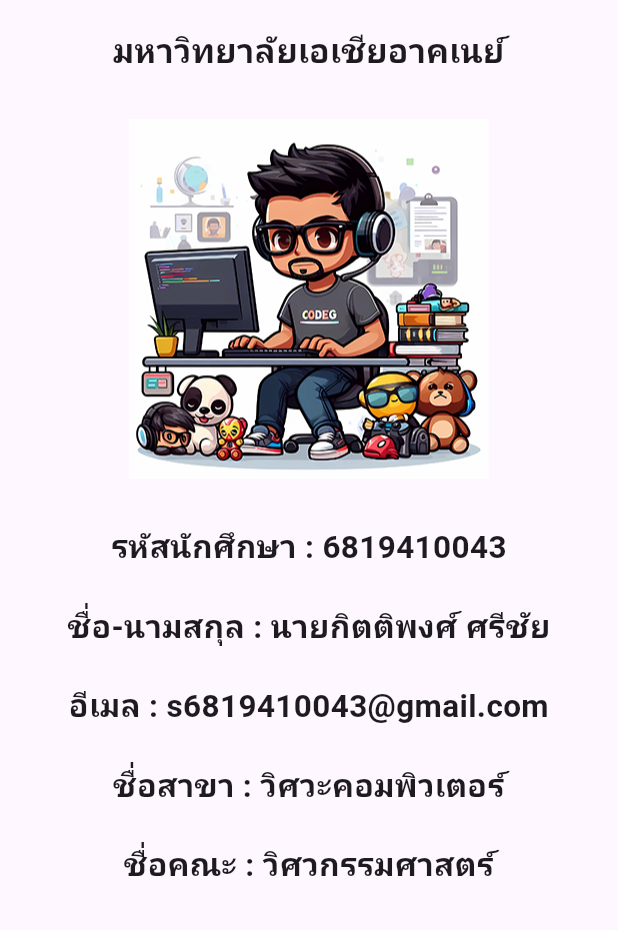
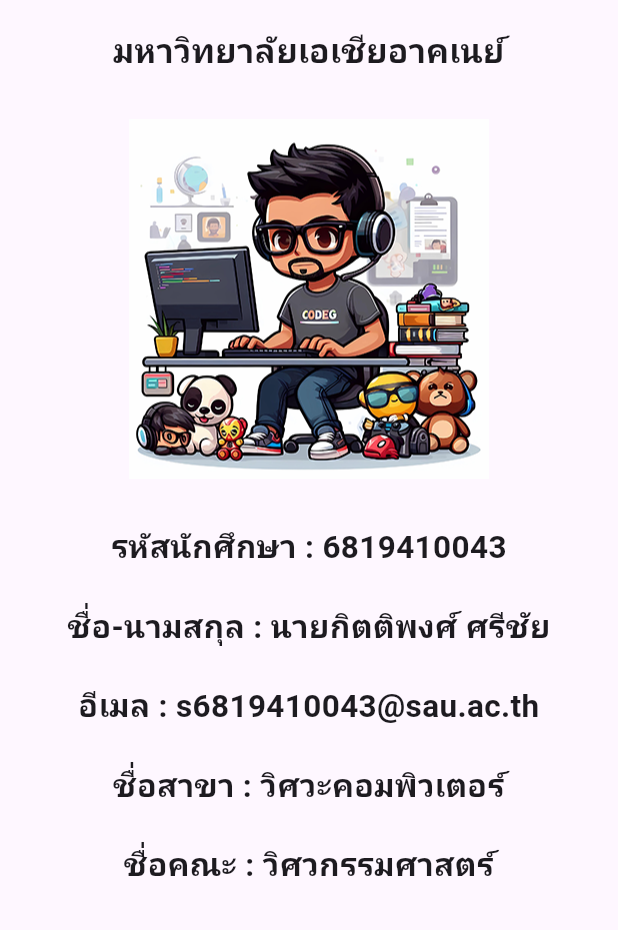
Before and after one commit to Mabel561/flutter_thai_hotline_app, a Flutter app: the AboutUI screen opened directly, scrolled down 109 dp, on a phone screen of 412 x 824 dp, the part 306-1236 px from its top. Run offline on Flutter 3.47's test engine with Material 3 defaults, Android fonts, the phone set to English and light mode, and no system bars; our stand-ins replace google_fonts; Roboto replaces fonts that are missing (Kanit).

Commit message:
เเก้ about อีเมล

```diff
--- a/lib/views/about_ui.dart
+++ b/lib/views/about_ui.dart
@@ -59,7 +59,7 @@ class AboutUI extends StatelessWidget {
               ),
               SizedBox(height: 22),
               Text(
-                'อีเมล : s6819410043@gmail.com',
+                'อีเมล : s6819410043@sau.ac.th',
                 textAlign: TextAlign.center,
                 style: TextStyle(fontSize: 21, fontWeight: FontWeight.w600),
               ),
```
